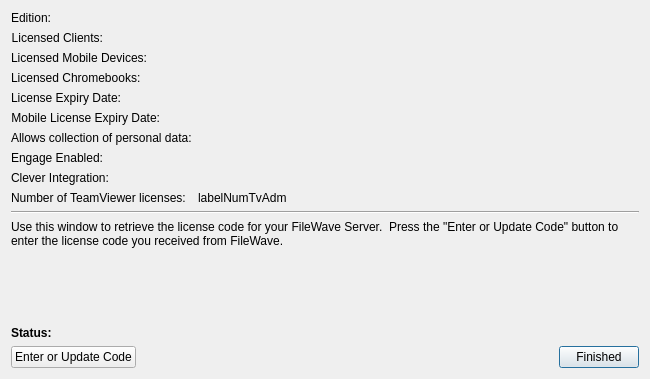
Above: FWAdminLib/EditActivationCodesDlg.ui from fw-dev/translations before the change. Below: the same form after it.
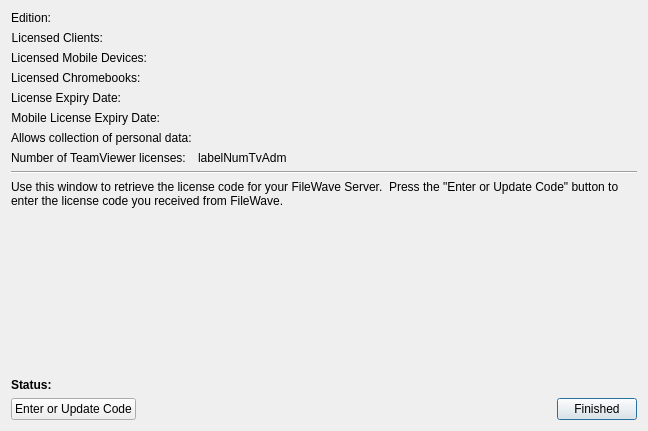
That is the form after the change.

```diff
--- a/FWAdminLib/EditActivationCodesDlg.ui
+++ b/FWAdminLib/EditActivationCodesDlg.ui
@@ -6,8 +6,8 @@
    <rect>
     <x>0</x>
     <y>0</y>
-    <width>650</width>
-    <height>379</height>
+    <width>648</width>
+    <height>431</height>
    </rect>
   </property>
   <property name="windowTitle">
@@ -185,49 +185,19 @@
         </widget>
        </item>
        <item row="7" column="0">
-        <widget class="QLabel" name="label_10">
-         <property name="text">
-          <string>Engage Enabled:</string>
-         </property>
-        </widget>
-       </item>
-       <item row="7" column="1">
-        <widget class="QLabel" name="labelEngageEnabled">
-         <property name="text">
-          <string/>
-         </property>
-        </widget>
-       </item>
-       <item row="8" column="0">
-        <widget class="QLabel" name="label_11">
-         <property name="text">
-          <string>Clever Integration:</string>
-         </property>
-        </widget>
-       </item>
-       <item row="8" column="1">
-        <widget class="QLabel" name="labelCleverFromDate">
-         <property name="text">
-          <string/>
-         </property>
-        </widget>
-       </item>
-
-       <item row="9" column="0">
         <widget class="QLabel" name="label_12">
          <property name="text">
           <string>Number of TeamViewer licenses:</string>
          </property>
         </widget>
        </item>
-       <item row="9" column="1">
+       <item row="7" column="1">
         <widget class="QLabel" name="labelNumTvAdm">
          <property name="text">
           <string>labelNumTvAdm</string>
          </property>
         </widget>
        </item>
-
       </layout>
      </item>
      <item>
@@ -265,7 +235,6 @@
       <widget class="QLabel" name="labelStatusHeader">
        <property name="font">
         <font>
-         <weight>75</weight>
          <bold>true</bold>
         </font>
        </property>
```
